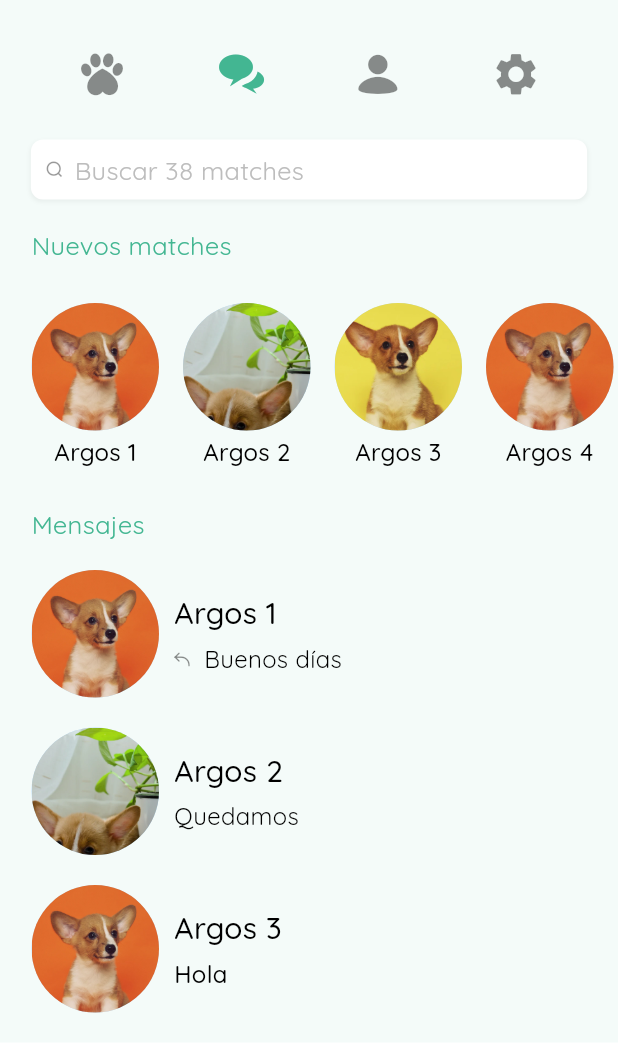
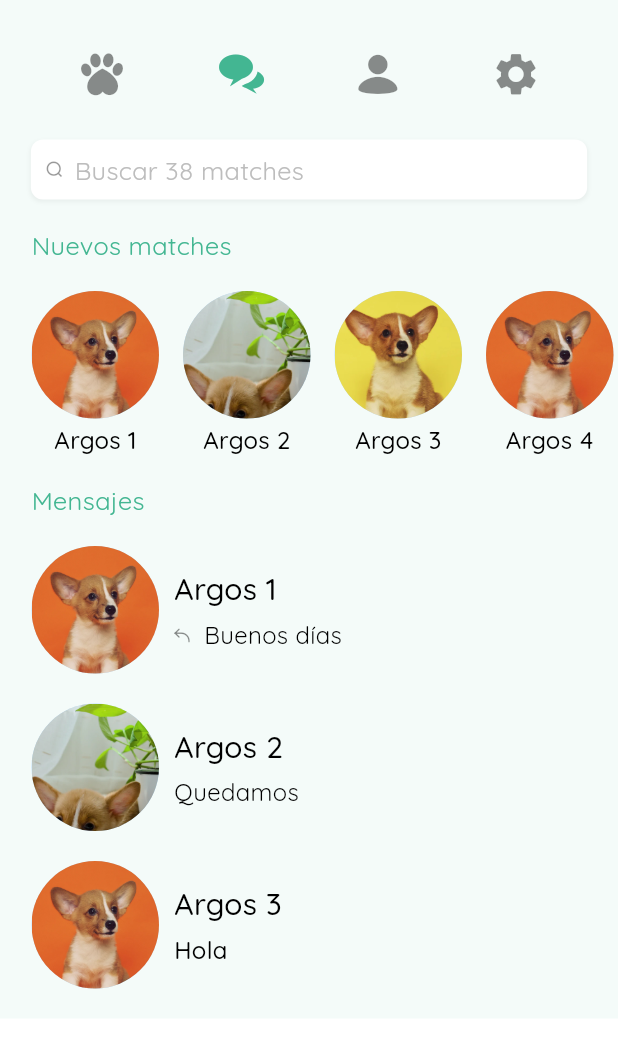
Before and after one commit to BadinhoCornejo/e-patas-ui, a Flutter app: the screen it shows after launch, on a phone screen of 412 x 824 dp. Shown: the top 1052 px of the screen. Run offline on Flutter 3.47's test engine with Material 2 defaults, Android fonts, the phone set to English and light mode, and no system bars; our stand-ins replace flutter_tindercard.

Commit message:
Minor changes matches screen

```diff
--- a/lib/ui/components/dog_avatar.dart
+++ b/lib/ui/components/dog_avatar.dart
@@ -17,7 +17,10 @@
     return GestureDetector(
       onTap: onPressed,
       child: Padding(
-        padding: const EdgeInsets.all(8.0),
+        padding: const EdgeInsets.only(
+          right: 8.0,
+          left: 8.0,
+        ),
         child: Column(
           children: [
             CircleAvatar(
--- a/lib/ui/screens/matches.dart
+++ b/lib/ui/screens/matches.dart
@@ -23,7 +23,7 @@
                   left: 13.0,
                 ),
                 child: Container(
-                  height: 125.0,
+                  height: 109,
                   child: ListView(
                     shrinkWrap: true,
                     scrollDirection: Axis.horizontal,
```
